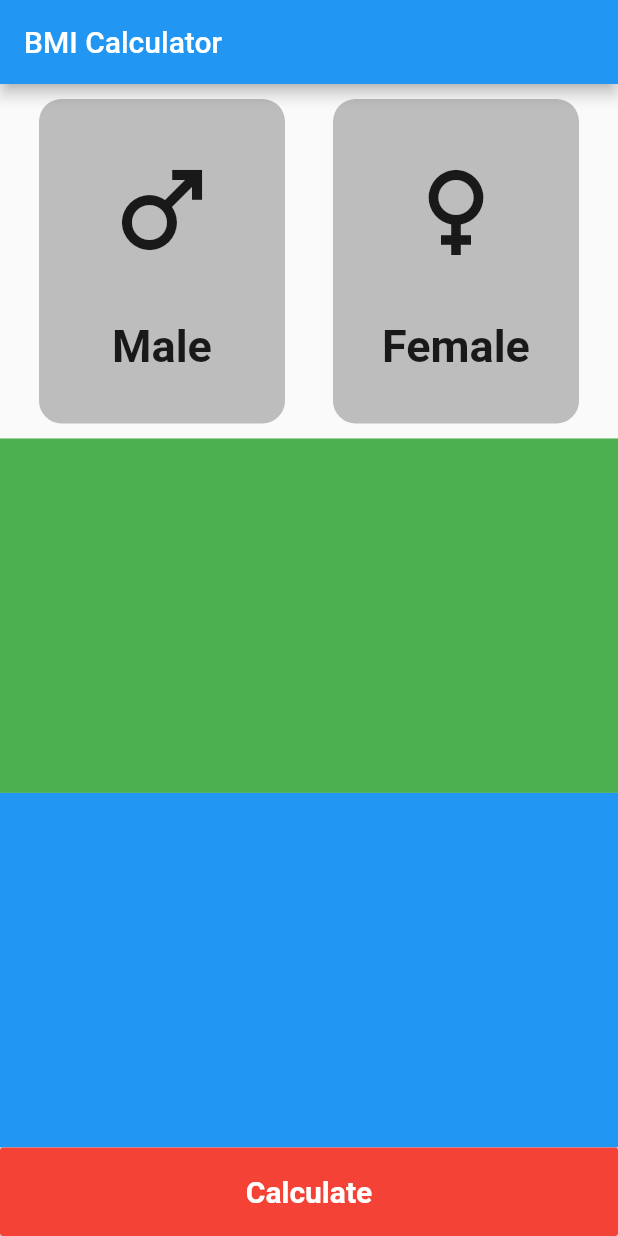
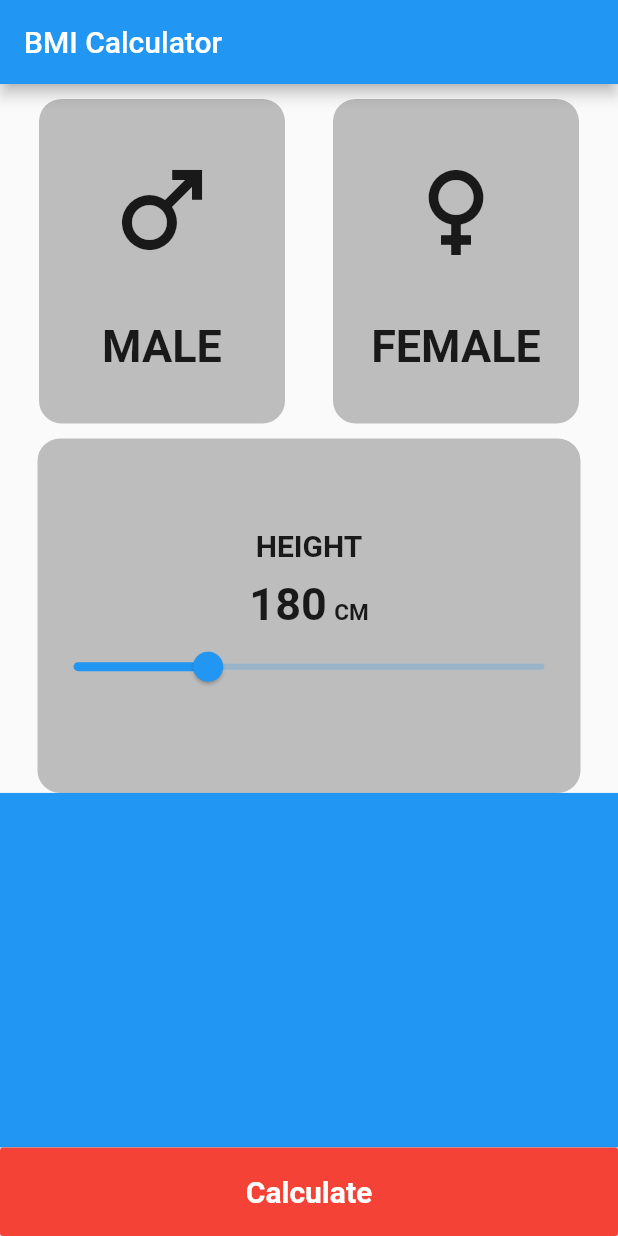
Before and after one commit to Youssef-Remah/BMI_Calculator, a Flutter app: the screen it shows after launch, on a phone screen of 412 x 824 dp. Run offline on Flutter 3.47's test engine with Material 2 defaults, Android fonts, the phone set to English and light mode, and no system bars.

Commit message:
Added Height Selection

```diff
--- a/lib/bmi_screen.dart
+++ b/lib/bmi_screen.dart
@@ -19,12 +19,8 @@ class _BmiScreenState extends State<BmiScreen> {
           //First Section (Gender Buttons)
           GenderSelection(),
 
-          Expanded(
-            flex: 4,
-            child: Container(
-              color: Colors.green,
-            ),
-          ),
+          HeightSelection(),
+
           Expanded(
             flex: 4,
             child: Container(
@@ -74,7 +70,7 @@ class _BmiScreenState extends State<BmiScreen> {
                           size: 80.0,
                         ),
                         Text(
-                          'Male',
+                          'MALE',
                           style: TextStyle(
                               fontSize: 30.0, fontWeight: FontWeight.bold),
                         )
@@ -100,7 +96,7 @@ class _BmiScreenState extends State<BmiScreen> {
                           size: 80.0,
                         ),
                         Text(
-                          'Female',
+                          'FEMALE',
                           style: TextStyle(
                               fontSize: 30.0, fontWeight: FontWeight.bold),
                         )
@@ -113,4 +109,56 @@ class _BmiScreenState extends State<BmiScreen> {
           ),
         ));
   }
+
+  Widget HeightSelection() {
+    return Expanded(
+      flex: 4,
+      child: Padding(
+        padding: const EdgeInsets.symmetric(horizontal: 25.0),
+        child: Container(
+          decoration: BoxDecoration(
+            color: Colors.grey[400],
+            borderRadius: BorderRadius.circular(15.0),
+          ),
+          child: Column(
+            mainAxisAlignment: MainAxisAlignment.center,
+            children: [
+              Text(
+                'HEIGHT',
+                style: TextStyle(fontWeight: FontWeight.bold, fontSize: 20.0),
+              ),
+              SizedBox(
+                height: 10.0,
+              ),
+              Row(
+                mainAxisAlignment: MainAxisAlignment.center,
+                crossAxisAlignment: CrossAxisAlignment.baseline,
+                textBaseline: TextBaseline.alphabetic,
+                children: [
+                  Text(
+                    '180',
+                    style:
+                        TextStyle(fontWeight: FontWeight.bold, fontSize: 30.0),
+                  ),
+                  SizedBox(
+                    width: 5.0,
+                  ),
+                  Text(
+                    'CM',
+                    style:
+                        TextStyle(fontWeight: FontWeight.bold, fontSize: 15.0),
+                  )
+                ],
+              ),
+              Slider(
+                  value: 120.0,
+                  min: 80.0,
+                  max: 220.0,
+                  onChanged: (value) => print(value)),
+            ],
+          ),
+        ),
+      ),
+    );
+  }
 }
```
